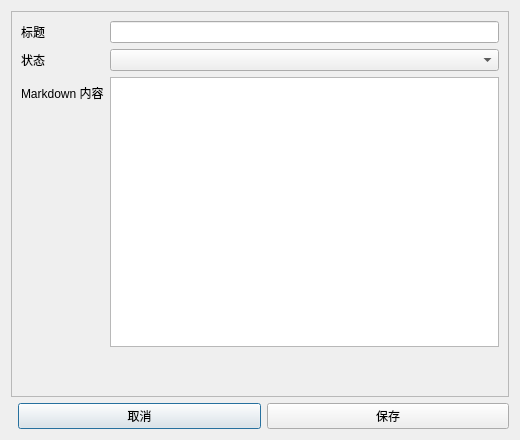
Old version of the form src/research_workspace/presentation/ui/idea_editor_dialog.ui in the repository parutarou0718-afk/research-workspace.
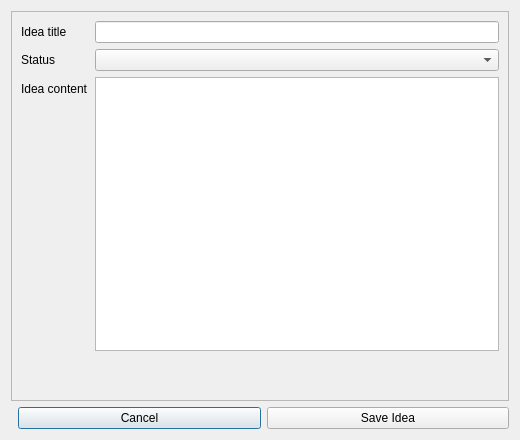
New version of the form.

```diff
--- a/src/research_workspace/presentation/ui/idea_editor_dialog.ui
+++ b/src/research_workspace/presentation/ui/idea_editor_dialog.ui
@@ -9,11 +9,11 @@
     <property name="widgetResizable"><bool>true</bool></property>
     <widget class="QWidget" name="ideaEditorContent">
      <layout class="QFormLayout" name="ideaEditorFormLayout">
-      <item row="0" column="0"><widget class="QLabel" name="ideaTitleLabel"><property name="text"><string>标题</string></property></widget></item>
+      <item row="0" column="0"><widget class="QLabel" name="ideaTitleLabel"><property name="text"><string>Idea title</string></property></widget></item>
       <item row="0" column="1"><widget class="QLineEdit" name="ideaTitleEdit"><property name="maxLength"><number>500</number></property></widget></item>
-      <item row="1" column="0"><widget class="QLabel" name="ideaStatusLabel"><property name="text"><string>状态</string></property></widget></item>
+      <item row="1" column="0"><widget class="QLabel" name="ideaStatusLabel"><property name="text"><string>Status</string></property></widget></item>
       <item row="1" column="1"><widget class="QComboBox" name="ideaStatusCombo"/></item>
-      <item row="2" column="0"><widget class="QLabel" name="ideaContentLabel"><property name="text"><string>Markdown 内容</string></property></widget></item>
+      <item row="2" column="0"><widget class="QLabel" name="ideaContentLabel"><property name="text"><string>Idea content</string></property></widget></item>
       <item row="2" column="1"><widget class="QPlainTextEdit" name="ideaContentEdit"/></item>
       <item row="3" column="0" colspan="2"><widget class="QLabel" name="ideaRecoveryStatusLabel"><property name="text"><string/></property></widget></item>
       <item row="4" column="0" colspan="2"><widget class="QLabel" name="ideaErrorLabel"><property name="text"><string/></property><property name="wordWrap"><bool>true</bool></property></widget></item>
@@ -22,8 +22,8 @@
    </widget></item>
    <item><layout class="QHBoxLayout" name="ideaEditorButtonLayout">
     <item><spacer name="ideaEditorButtonSpacer"><property name="orientation"><enum>Qt::Horizontal</enum></property></spacer></item>
-    <item><widget class="QPushButton" name="cancelIdeaButton"><property name="text"><string>取消</string></property></widget></item>
-    <item><widget class="QPushButton" name="saveIdeaButton"><property name="text"><string>保存</string></property></widget></item>
+    <item><widget class="QPushButton" name="cancelIdeaButton"><property name="text"><string>Cancel</string></property></widget></item>
+    <item><widget class="QPushButton" name="saveIdeaButton"><property name="text"><string>Save Idea</string></property></widget></item>
    </layout></item>
   </layout>
  </widget>
```
Left out of the diff: 2 changed lines with no effect on the pictures.
